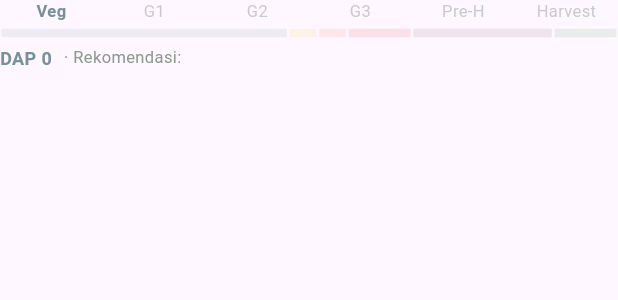
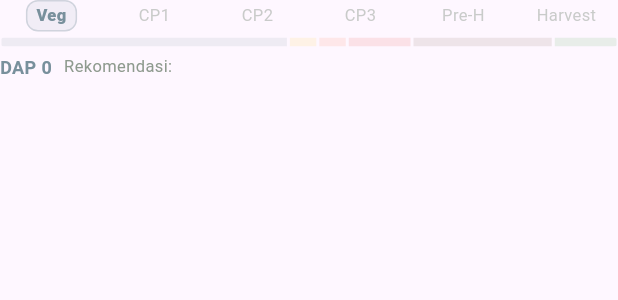
Before and after one commit to lemuranonim/KrosCekApps, a Flutter app: the _DapProgressBar widget shown alone on an empty page, opened directly with empty values, on a phone screen of 412 x 824 dp. Shown: the top 300 px of the screen. Run offline on Flutter 3.47's test engine with Material 3 defaults, Android fonts, the light colour scheme and no system bars; our stand-ins replace animated_text_kit, cloud_firestore, csv, data_table_2, device_info_plus, dropdown_button2 and 32 more; missing offline and left inert: android_intent_plus, android_path_provider, excel, flutter_downloader, flutter_map_marker_cluster, flutter_quill and 3 more; accounts and stored records are empty; network calls fail; Roboto replaces fonts that are missing (Nunito).

Commit message:
Updated phase short labels and enhanced UI styling in field detail bottom sheet

```diff
--- a/lib/utils/dap_helper.dart
+++ b/lib/utils/dap_helper.dart
@@ -348,11 +348,11 @@ class DapHelper {
   static List<String> getPhaseShortLabels({String? hybrid}) {
     final labels = <String, String>{
       'vegetative': 'Veg',
-      'generative_1': 'G1',
-      'generative_2': 'G2',
-      'generative_3': 'G3',
-      'generative_4': 'G4',
-      'generative_5': 'G5',
+      'generative_1': 'CP1',
+      'generative_2': 'CP2',
+      'generative_3': 'CP3',
+      'generative_4': 'CP4',
+      'generative_5': isPsp(hybrid) ? 'Gen' : 'CP5',
       'pre_harvest': 'Pre-H',
       'harvest': 'Harvest',
     };
--- a/lib/widgets/field_detail_bottom_sheet.dart
+++ b/lib/widgets/field_detail_bottom_sheet.dart
@@ -1155,14 +1155,31 @@ class _DapProgressBar extends StatelessWidget {
           children: List.generate(rules.length, (i) {
             final isActive = i == activeSeg;
             return Expanded(
+              child: Center(
+                child: Container(
+                  constraints: const BoxConstraints(minWidth: 28),
+                  padding: isActive
+                      ? const EdgeInsets.symmetric(horizontal: 6, vertical: 2)
+                      : EdgeInsets.zero,
+                  decoration: isActive
+                      ? BoxDecoration(
+                          color: colors[i].withAlpha(24),
+                          borderRadius: BorderRadius.circular(8),
+                          border: Border.all(color: colors[i].withAlpha(70)),
+                        )
+                      : null,
                   child: Text(
                     labels[i],
+                    maxLines: 1,
+                    overflow: TextOverflow.ellipsis,
                     textAlign: TextAlign.center,
                     style: AdvantaText.caption.copyWith(
-                  fontWeight: isActive ? FontWeight.w700 : FontWeight.w400,
+                      fontWeight: isActive ? FontWeight.w800 : FontWeight.w400,
                       color: isActive
                           ? colors[i]
                           : AdvantaColors.mutedGrey.withAlpha(120),
+                    ),
+                  ),
                 ),
               ),
             );
@@ -1206,7 +1223,10 @@ class _DapProgressBar extends StatelessWidget {
           ),
         ),
         const SizedBox(height: 5),
-        Row(
+        Wrap(
+          spacing: 8.0,
+          runSpacing: 2.0,
+          crossAxisAlignment: WrapCrossAlignment.center,
           children: [
             Text(
               'DAP $dap',
@@ -1215,9 +1235,8 @@ class _DapProgressBar extends StatelessWidget {
                 fontWeight: FontWeight.w700,
               ),
             ),
-            const SizedBox(width: 8.0),
             Text(
-              '· Rekomendasi: $recommendedPhase',
+              'Rekomendasi: $recommendedPhase',
               style:
                   AdvantaText.caption.copyWith(color: AdvantaColors.mutedGrey),
             ),
```
Lines whose indentation alone changed are shown as unchanged.
